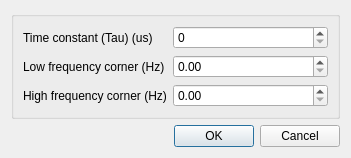
Before: the Qt Designer form sdrgui/gui/fmpreemphasisdialog.ui in f4exb/sdrangel, drawn with Qt 5.
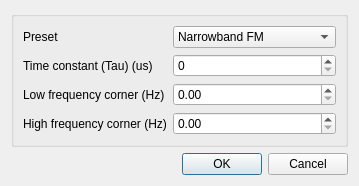
After: the same form once the commit is applied.

Commit message: Add narrowband FM preemphasis settings

The edit to the form file:
```diff
--- a/sdrgui/gui/fmpreemphasisdialog.ui
+++ b/sdrgui/gui/fmpreemphasisdialog.ui
@@ -7,7 +7,7 @@
     <x>0</x>
     <y>0</y>
     <width>351</width>
-    <height>142</height>
+    <height>169</height>
    </rect>
   </property>
   <property name="font">
@@ -23,21 +23,21 @@
    <item>
     <widget class="QGroupBox" name="groupBox">
      <layout class="QFormLayout" name="formLayout">
-      <item row="0" column="0">
+      <item row="1" column="0">
        <widget class="QLabel" name="tauLabel">
         <property name="text">
          <string>Time constant (Tau) (us)</string>
         </property>
        </widget>
       </item>
-      <item row="1" column="0">
+      <item row="2" column="0">
        <widget class="QLabel" name="lowFreqLabel">
         <property name="text">
          <string>Low frequency corner (Hz)</string>
         </property>
        </widget>
       </item>
-      <item row="1" column="1">
+      <item row="2" column="1">
        <widget class="QDoubleSpinBox" name="lowFreq">
         <property name="toolTip">
          <string>Low frequency corner. Automatically calculated based on tau.</string>
@@ -50,14 +50,14 @@
         </property>
        </widget>
       </item>
-      <item row="2" column="0">
+      <item row="3" column="0">
        <widget class="QLabel" name="highFreqLabel">
         <property name="text">
          <string>High frequency corner (Hz)</string>
         </property>
        </widget>
       </item>
-      <item row="2" column="1">
+      <item row="3" column="1">
        <widget class="QDoubleSpinBox" name="highFreq">
         <property name="toolTip">
          <string>High frequency corner.</string>
@@ -70,7 +70,7 @@
         </property>
        </widget>
       </item>
-      <item row="0" column="1">
+      <item row="1" column="1">
        <widget class="QDoubleSpinBox" name="tau">
         <property name="toolTip">
          <string>Time constant in us. 50 for EU. 75 for USA.</string>
@@ -86,6 +86,40 @@
         </property>
        </widget>
       </item>
+      <item row="0" column="1">
+       <widget class="QComboBox" name="preset">
+        <property name="toolTip">
+         <string>Preset preemphasis values.</string>
+        </property>
+        <item>
+         <property name="text">
+          <string>Narrowband FM</string>
+         </property>
+        </item>
+        <item>
+         <property name="text">
+          <string>Broadcast FM (US)</string>
+         </property>
+        </item>
+        <item>
+         <property name="text">
+          <string>Broadcast FM (EU, Asia)</string>
+         </property>
+        </item>
+        <item>
+         <property name="text">
+          <string>User-defined</string>
+         </property>
+        </item>
+       </widget>
+      </item>
+      <item row="0" column="0">
+       <widget class="QLabel" name="presetLabel">
+        <property name="text">
+         <string>Preset</string>
+        </property>
+       </widget>
+      </item>
      </layout>
     </widget>
    </item>
```
The commit also changes 3 other files.
